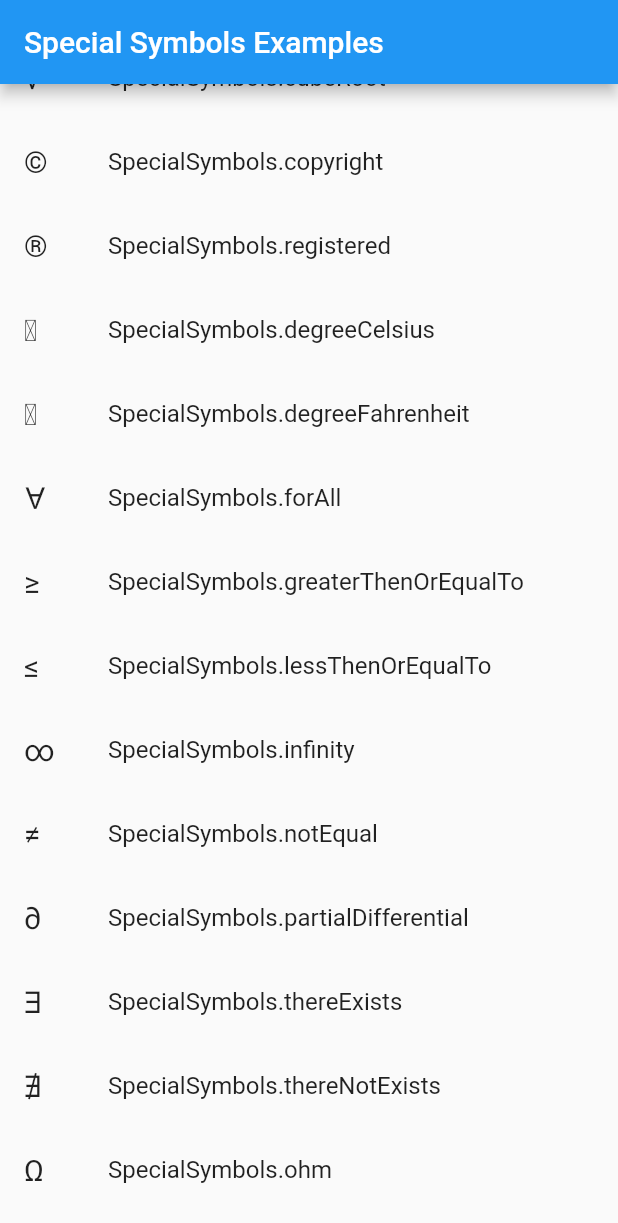
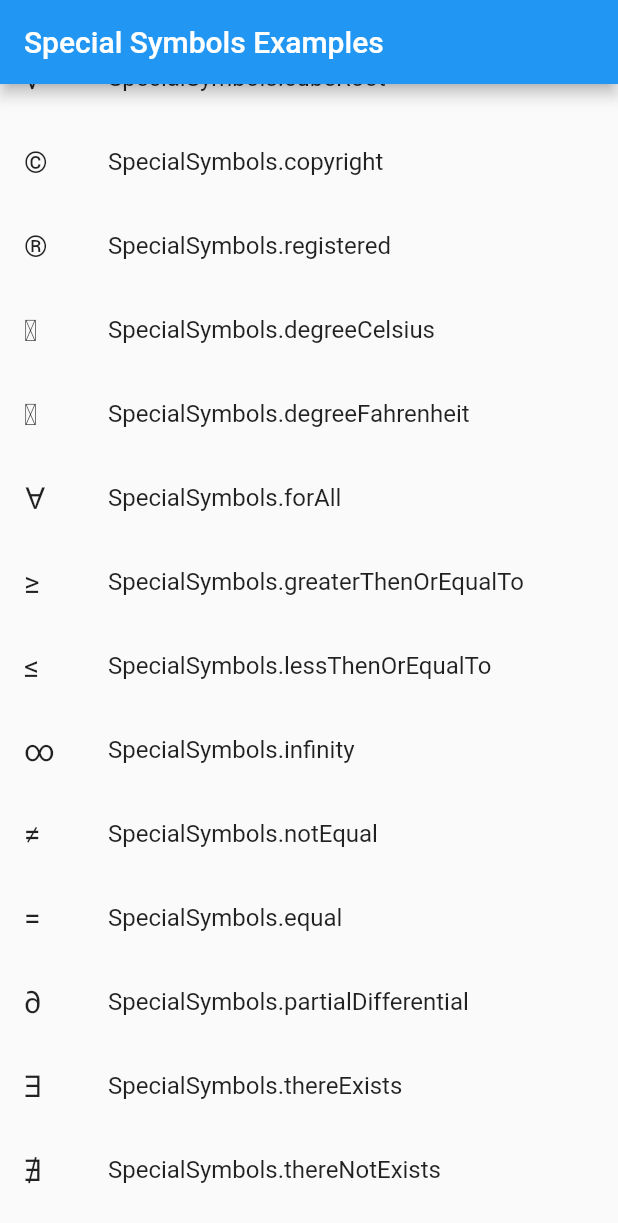
Before and after one commit to ankushmishra2903-official/special_symbols, a Flutter app: the screen it shows after launch, scrolled down 1152 dp, on a phone screen of 412 x 824 dp. Shown: the top 1223 px of the screen. Run offline on Flutter 3.47's test engine with Material 2 defaults, Android fonts, the phone set to English and light mode, and no system bars.

Commit message:
with example

```diff
--- a/example/lib/main.dart
+++ b/example/lib/main.dart
@@ -59,6 +59,7 @@ class _MyHomePageState extends State<MyHomePage> {
     'SpecialSymbols.lessThenOrEqualTo': '${SpecialSymbols.lessThenOrEqualTo}',
     'SpecialSymbols.infinity': '${SpecialSymbols.infinity}',
     'SpecialSymbols.notEqual': '${SpecialSymbols.notEqual}',
+    'SpecialSymbols.equal': '${SpecialSymbols.equal}',
     'SpecialSymbols.partialDifferential':
         '${SpecialSymbols.partialDifferential}',
     'SpecialSymbols.thereExists': '${SpecialSymbols.thereExists}',
--- a/lib/special_symbols.dart
+++ b/lib/special_symbols.dart
@@ -98,6 +98,8 @@ class SpecialSymbols {
 
   /// Special Symbols of notEqual ≠
   static final String notEqual = '≠';
+  /// Special Symbols of equal =
+  static final String equal = '=';
 
   /// Special Symbols of lessThenOrEqualTo ≤
   static final String lessThenOrEqualTo = '≤';
```
